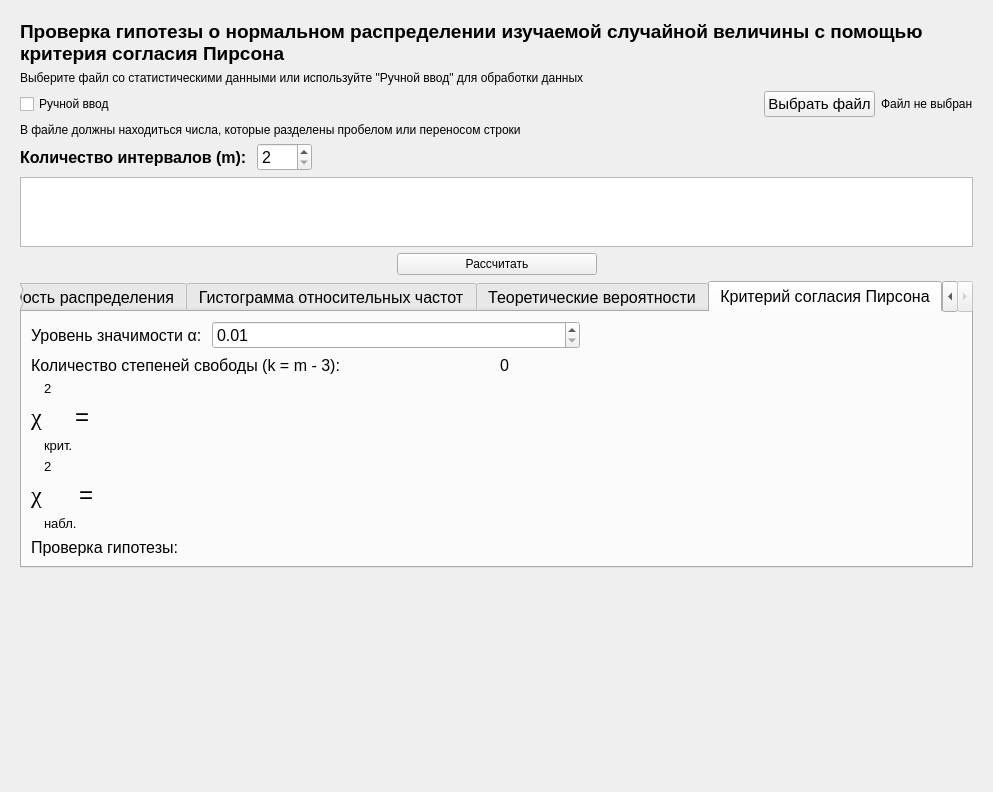
This is Labs/ui/lab6_task1.ui in gg-master/TerVerLabs as Qt 5 draws it before an edit. The edited form follows.
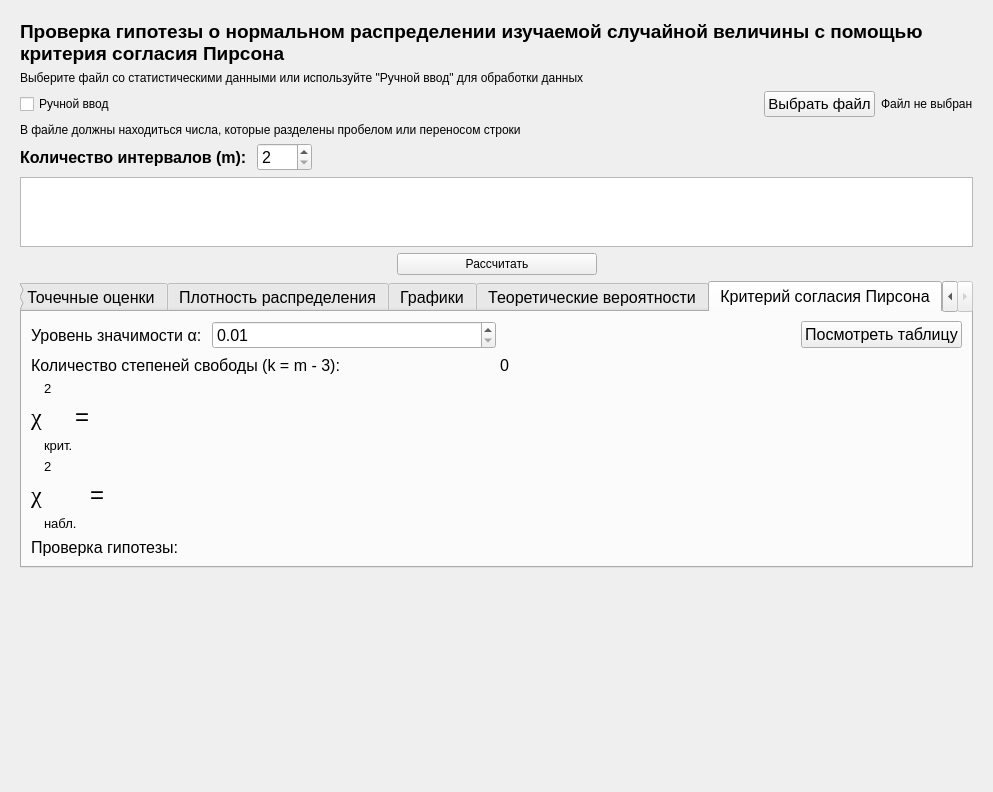
This is the edited form. The open tabs and pages were chosen to show the change. Icons and pictures are not drawn.

Commit message: Improved lab6 tasks

What changed in the file:
```diff
--- a/Labs/ui/lab6_task1.ui
+++ b/Labs/ui/lab6_task1.ui
@@ -890,7 +890,7 @@
          </widget>
          <widget class="QWidget" name="continuous_rel_histpolygon">
           <attribute name="title">
-           <string>Гистограмма относительных частот</string>
+           <string>Графики</string>
           </attribute>
          </widget>
          <widget class="QWidget" name="probabilites">
@@ -1016,6 +1016,13 @@
                </property>
               </spacer>
              </item>
+             <item>
+              <widget class="QPushButton" name="viewTable">
+               <property name="text">
+                <string>Посмотреть таблицу</string>
+               </property>
+              </widget>
+             </item>
             </layout>
            </item>
            <item>
@@ -1199,6 +1206,16 @@
                </item>
               </layout>
              </item>
+             <item>
+              <widget class="QLabel" name="label_11">
+               <property name="text">
+                <string/>
+               </property>
+               <property name="pixmap">
+                <pixmap>../images/lab6_chi2.jpg</pixmap>
+               </property>
+              </widget>
+             </item>
              <item>
               <widget class="QLabel" name="label_32">
                <property name="font">
```
The commit also changes 9 other files.
